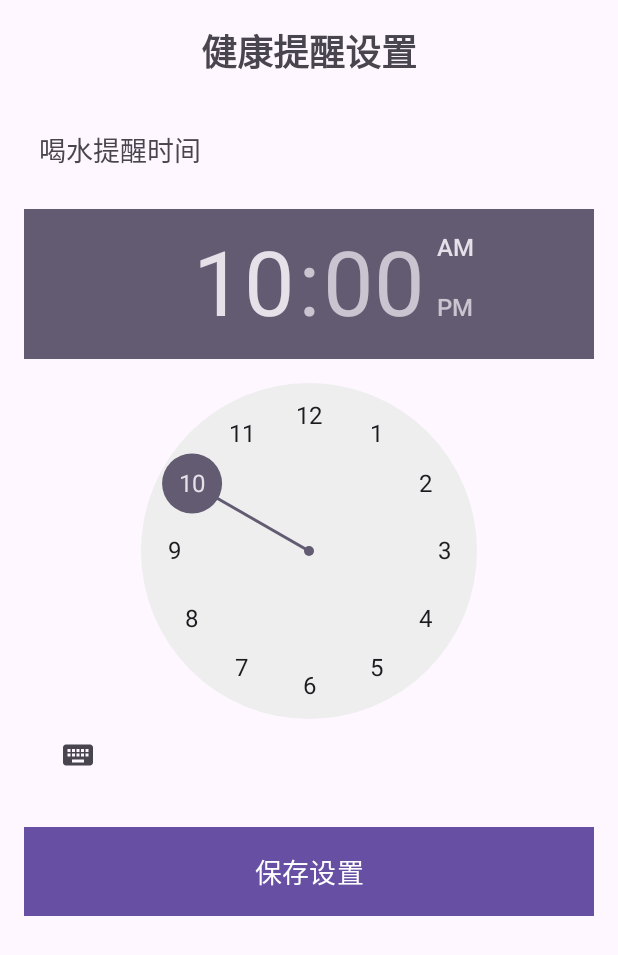
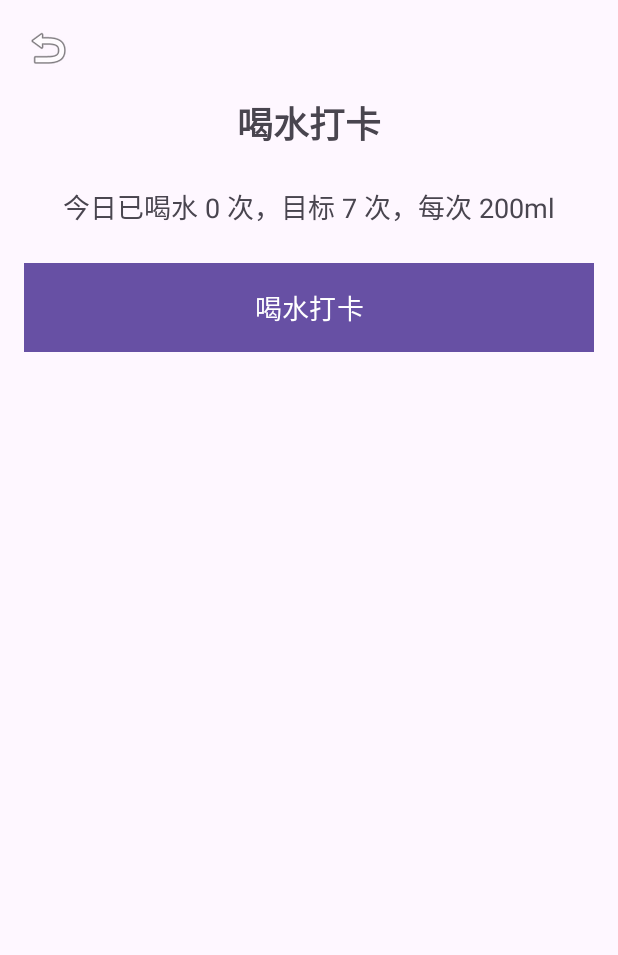
Before and after one commit to GeiTeHaoBu-del/health-management, an Android app: the SettingsActivity screen opened directly, with no data from a screen before it, on a phone screen of 412 x 824 dp. Shown: the top 955 px of the screen. Run offline under Robolectric (Android 15) with nearby library versions, the phone set to English and light mode, and no system bars.

Commit message:
修改了布局
1.将俩activity改成了fragment
2.将闹钟改成了主页的悬浮窗
3.将闹钟改成了喝水打卡

```diff
--- a/app/build.gradle.kts
+++ b/app/build.gradle.kts
@@ -32,6 +32,7 @@ android {
 }
 
 dependencies {
+
     implementation(libs.appcompat)
     implementation(libs.material)
     implementation(libs.activity)
--- a/app/src/main/AndroidManifest.xml
+++ b/app/src/main/AndroidManifest.xml
@@ -1,4 +1,3 @@
-<?xml version="1.0" encoding="utf-8"?>
 <manifest xmlns:android="http://schemas.android.com/apk/res/android"
     xmlns:tools="http://schemas.android.com/tools">
 
@@ -28,9 +27,6 @@
                 <category android:name="android.intent.category.LAUNCHER" />
             </intent-filter>
         </activity>
-        <activity android:name=".ui.ManualRecordActivity" />
-        <activity android:name=".ui.DietActivity" />
-        <activity android:name=".ui.ExerciseActivity" />
         <activity android:name=".ui.settings.SettingsActivity" />
         <receiver android:name=".receiver.ReminderReceiver" />
     </application>
--- a/app/src/main/java/com/health/management/ui/settings/SettingsActivity.java
+++ b/app/src/main/java/com/health/management/ui/settings/SettingsActivity.java
@@ -1,25 +1,28 @@
 package com.health.management.ui.settings;
 
-import android.app.AlarmManager;
-import android.app.PendingIntent;
 import android.content.Context;
 import android.content.Intent;
 import android.content.SharedPreferences;
 import android.os.Bundle;
 import android.view.View;
 import android.widget.Button;
-import android.widget.TimePicker;
+import android.widget.ImageButton;
+import android.widget.TextView;
 import android.widget.Toast;
 import androidx.appcompat.app.AppCompatActivity;
 import com.health.management.R;
-import com.health.management.receiver.ReminderReceiver;
-import java.util.Calendar;
+import java.text.SimpleDateFormat;
+import java.util.Date;
+import java.util.Locale;
 
 public class SettingsActivity extends AppCompatActivity {
-    private TimePicker tpWaterReminder;
-    private Button btnSaveWaterReminder;
-
+    private ImageButton btnBack;
+    private Button btnDrinkWater;
+    private TextView tvDrinkingInfo;
     private SharedPreferences sharedPreferences;
+    private static final int DAILY_GOAL = 7;
+    private static final int EACH_AMOUNT = 200;
+    private String todayDate;
 
     @Override
     protected void onCreate(Bundle savedInstanceState) {
@@ -27,80 +30,67 @@ public class SettingsActivity extends AppCompatActivity {
         setContentView(R.layout.activity_settings);
 
         initViews();
-        loadSavedSettings();
-        setupSaveButton();
+        setupBackButton();
+        setupDrinkWaterButton();
+        todayDate = getTodayDate();
+        loadDrinkingRecord();
     }
 
     private void initViews() {
-        tpWaterReminder = findViewById(R.id.tp_water_reminder);
-        btnSaveWaterReminder = findViewById(R.id.btn_save_water_reminder);
-
+        btnBack = findViewById(R.id.btn_back);
+        btnDrinkWater = findViewById(R.id.btn_drink_water);
+        tvDrinkingInfo = findViewById(R.id.tv_drinking_info);
         sharedPreferences = getSharedPreferences("health_settings", MODE_PRIVATE);
     }
 
-    private void loadSavedSettings() {
-        int hour = sharedPreferences.getInt("water_reminder_hour", 10);
-        int minute = sharedPreferences.getInt("water_reminder_minute", 0);
-
-        tpWaterReminder.setHour(hour);
-        tpWaterReminder.setMinute(minute);
-    }
-
-    private void setupSaveButton() {
-        btnSaveWaterReminder.setOnClickListener(new View.OnClickListener() {
+    private void setupBackButton() {
+        btnBack.setOnClickListener(new View.OnClickListener() {
             @Override
             public void onClick(View v) {
-                saveWaterReminderSettings();
+                finish();
             }
         });
     }
 
-    private void saveWaterReminderSettings() {
-        int hour = tpWaterReminder.getHour();
-        int minute = tpWaterReminder.getMinute();
-
-        // 保存设置
-        SharedPreferences.Editor editor = sharedPreferences.edit();
-        editor.putInt("water_reminder_hour", hour);
-        editor.putInt("water_reminder_minute", minute);
-        editor.apply();
-
-        // 设置提醒
-        setWaterReminder(hour, minute);
-
-        Toast.makeText(this, "喝水提醒设置已保存", Toast.LENGTH_SHORT).show();
+    private void setupDrinkWaterButton() {
+        btnDrinkWater.setOnClickListener(new View.OnClickListener() {
+            @Override
+            public void onClick(View v) {
+                int currentCount = getTodayDrinkingCount();
+                if (currentCount < DAILY_GOAL) {
+                    currentCount++;
+                    saveTodayDrinkingCount(currentCount);
+                    updateDrinkingInfo(currentCount);
+                    Toast.makeText(SettingsActivity.this, "打卡成功！", Toast.LENGTH_SHORT).show();
+                } else {
+                    Toast.makeText(SettingsActivity.this, "今日目标已完成！", Toast.LENGTH_SHORT).show();
+                }
+            }
+        });
     }
 
-    private void setWaterReminder(int hour, int minute) {
-        AlarmManager alarmManager = (AlarmManager) getSystemService(Context.ALARM_SERVICE);
-        Intent intent = new Intent(this, ReminderReceiver.class);
-        intent.putExtra("type", "water");
-        intent.putExtra("message", "该喝水啦！");
+    private String getTodayDate() {
+        SimpleDateFormat sdf = new SimpleDateFormat("yyyy-MM-dd", Locale.getDefault());
+        return sdf.format(new Date());
+    }
 
-        PendingIntent pendingIntent = PendingIntent.getBroadcast(
-            this,
-            0,
-            intent,
-            PendingIntent.FLAG_UPDATE_CURRENT | PendingIntent.FLAG_IMMUTABLE
-        );
+    private int getTodayDrinkingCount() {
+        return sharedPreferences.getInt(todayDate, 0);
+    }
 
-        // 设置提醒时间
-        Calendar calendar = Calendar.getInstance();
-        calendar.setTimeInMillis(System.currentTimeMillis());
-        calendar.set(Calendar.HOUR_OF_DAY, hour);
-        calendar.set(Calendar.MINUTE, minute);
-        calendar.set(Calendar.SECOND, 0);
+    private void saveTodayDrinkingCount(int count) {
+        SharedPreferences.Editor editor = sharedPreferences.edit();
+        editor.putInt(todayDate, count);
+        editor.apply();
+    }
 
-        // 如果设置的时间已过，则设置为明天
-        if (calendar.getTimeInMillis() <= System.currentTimeMillis()) {
-            calendar.add(Calendar.DAY_OF_YEAR, 1);
-        }
+    private void loadDrinkingRecord() {
+        int currentCount = getTodayDrinkingCount();
+        updateDrinkingInfo(currentCount);
+    }
 
-        // 设置重复提醒（每天）
-        alarmManager.setExactAndAllowWhileIdle(
-            AlarmManager.RTC_WAKEUP,
-            calendar.getTimeInMillis(),
-            pendingIntent
-        );
+    private void updateDrinkingInfo(int count) {
+        String info = String.format("今日已喝水 %d 次，目标 %d 次，每次 %dml", count, DAILY_GOAL, EACH_AMOUNT);
+        tvDrinkingInfo.setText(info);
     }
 }
--- a/app/src/main/res/layout/activity_settings.xml
+++ b/app/src/main/res/layout/activity_settings.xml
@@ -5,36 +5,42 @@
     android:orientation="vertical"
     android:padding="16dp">
 
+    <!-- 返回按钮 -->
+    <ImageButton
+        android:id="@+id/btn_back"
+        android:layout_width="wrap_content"
+        android:layout_height="wrap_content"
+        android:src="@android:drawable/ic_menu_revert"
+        android:background="@android:color/transparent"
+        android:layout_marginBottom="16dp"/>
+
     <TextView
         android:layout_width="wrap_content"
         android:layout_height="wrap_content"
-        android:text="健康提醒设置"
+        android:text="喝水打卡"
         android:textSize="24sp"
         android:textStyle="bold"
         android:layout_gravity="center_horizontal"
         android:layout_marginBottom="24dp"/>
 
     <TextView
+        android:id="@+id/tv_drinking_info"
         android:layout_width="wrap_content"
         android:layout_height="wrap_content"
-        android:text="喝水提醒时间"
+        android:text="今日已喝水 0 次，目标 7 次，每次 200ml"
         android:textSize="18sp"
-        android:padding="10dp"
-        android:layout_marginBottom="16dp"/>
-
-    <TimePicker
-        android:id="@+id/tp_water_reminder"
-        android:layout_width="match_parent"
-        android:layout_height="wrap_content"
+        android:layout_gravity="center_horizontal"
         android:layout_marginBottom="24dp"/>
 
     <Button
-        android:id="@+id/btn_save_water_reminder"
+        android:id="@+id/btn_drink_water"
         android:layout_width="match_parent"
         android:layout_height="wrap_content"
-        android:text="保存设置"
+        android:text="喝水打卡"
         android:background="@color/primary_color"
         android:textColor="#FFFFFF"
         android:padding="12dp"
-        android:textSize="18sp"/>
+        android:textSize="18sp"
+        android:layout_marginBottom="24dp"/>
+
 </LinearLayout>
--- a/app/src/main/res/menu/bottom_navigation_menu.xml
+++ b/app/src/main/res/menu/bottom_navigation_menu.xml
@@ -16,8 +16,5 @@
         android:id="@+id/menu_diet"
         android:icon="@drawable/ic_diet"
         android:title="饮食" />
-    <item
-        android:id="@+id/menu_settings"
-        android:icon="@drawable/ic_settings"
-        android:title="设置" />
 </menu>
+    <!--底部导航栏-->
```
Also changed, not shown: app/src/main/java/com/health/management/data/DietDao.java (added, +21 -0 lines), app/src/main/java/com/health/management/data/FoodDao.java (+3 -5 lines), app/src/main/java/com/health/management/ui/MainActivity.java (+20 -5 lines), app/src/main/java/com/health/management/ui/ManualRecordActivity.java (deleted, +0 -137 lines), app/src/main/java/com/health/management/ui/fragments/DietFragment.java (renamed from app/src/main/java/com/health/management/ui/DietActivity.java, +35 -50 lines), app/src/main/java/com/health/management/ui/fragments/ExerciseFragment.java (renamed from app/src/main/java/com/health/management/ui/ExerciseActivity.java, +34 -26 lines), app/src/main/java/com/health/management/ui/fragments/HomeFragment.java (+15 -7 lines), app/src/main/java/com/health/management/ui/fragments/RecordFragment.java (+26 -1 lines), app/src/main/res/drawable/ic_diet.xml (+18 -1 lines), app/src/main/res/drawable/ic_settings.xml (+26 -1 lines), app/src/main/res/layout/activity_manual_record.xml (deleted, +0 -61 lines), app/src/main/res/layout/fragment_home.xml (+20 -1 lines), app/src/main/res/values/strings.xml (+0 -7 lines).
